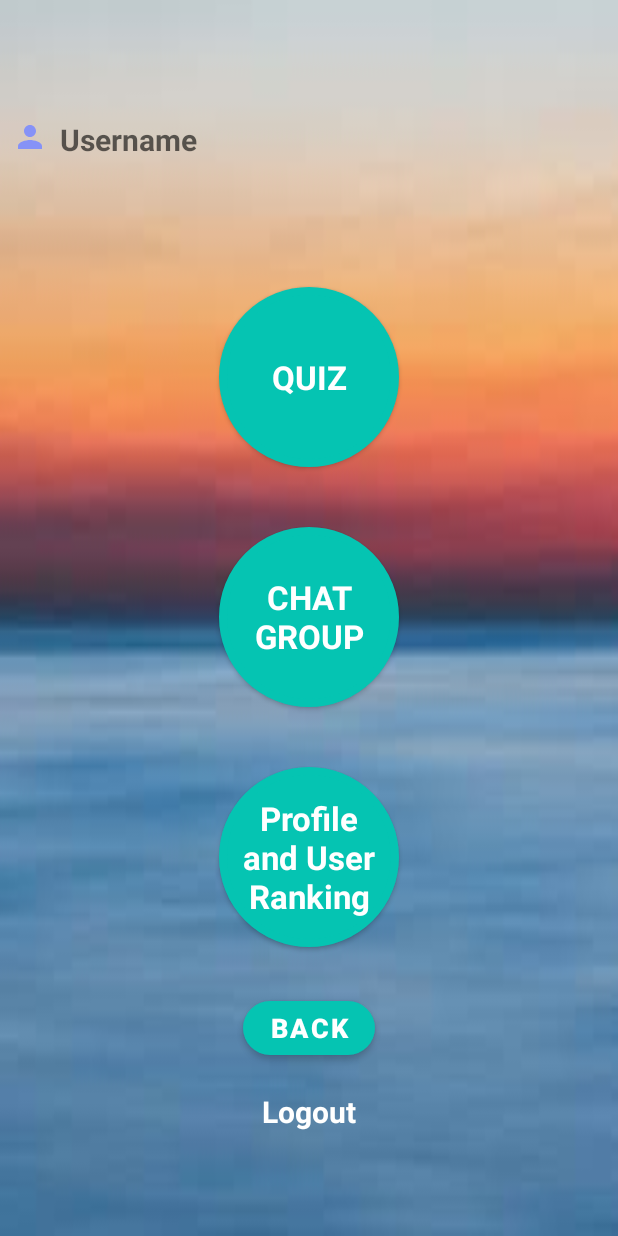
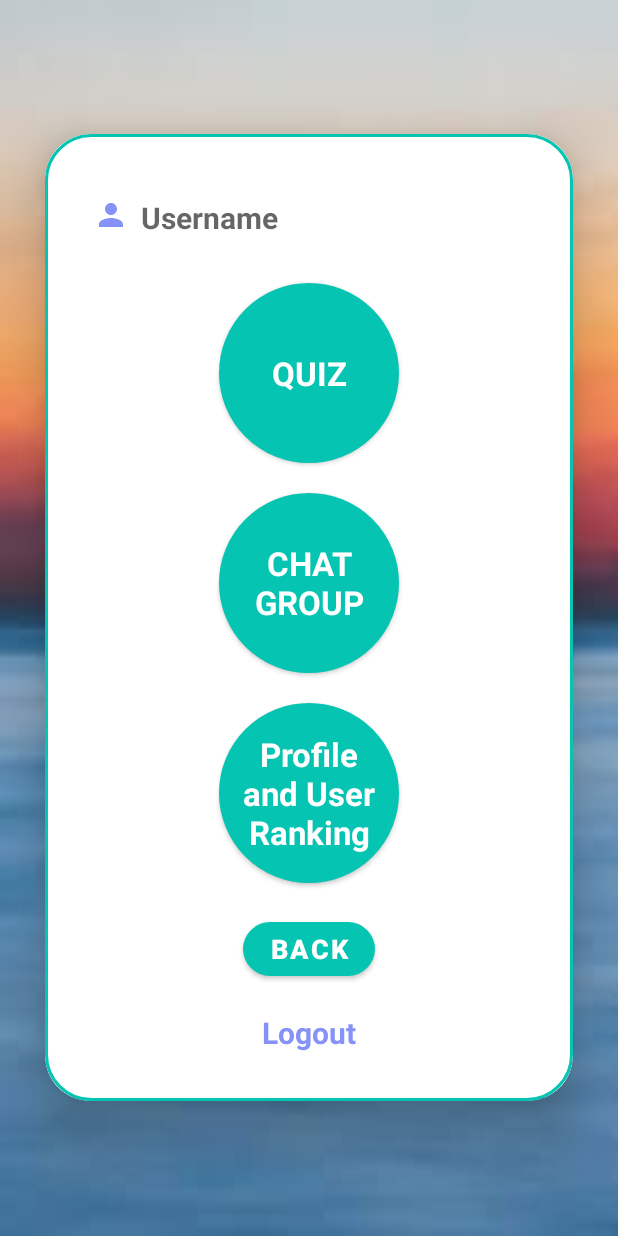
Before and after one commit to Rahulbhalerao45/Language-club-for-beginners, an Android app: the layout activity_learning.xml on its own in the app's theme, with its tools: preview values and no code run, on a phone screen of 412 x 824 dp. Run offline under Robolectric (Android 15) with nearby library versions, the phone set to English and light mode, and no system bars.

Commit message:
Initial Commit

```diff
--- a/app/build.gradle
+++ b/app/build.gradle
@@ -11,8 +11,8 @@ android {
         applicationId "com.project.majorproject"
         minSdk 26
         targetSdk 33
-        versionCode 1
-        versionName "1.0"
+        versionCode 2
+        versionName "2.0"
 
         testInstrumentationRunner "androidx.test.runner.AndroidJUnitRunner"
     }
--- a/app/src/main/res/layout/activity_learning.xml
+++ b/app/src/main/res/layout/activity_learning.xml
@@ -8,6 +8,21 @@
     android:gravity="center"
     android:background="@drawable/background6"
     tools:context="com.project.majorproject.Learning">
+
+    <androidx.cardview.widget.CardView
+        android:layout_width="match_parent"
+        android:layout_height="wrap_content"
+        android:layout_margin="30dp"
+        app:cardCornerRadius="30dp"
+        app:cardElevation="20dp">
+
+        <LinearLayout
+            android:layout_width="match_parent"
+            android:layout_height="wrap_content"
+            android:orientation="vertical"
+            android:layout_gravity="center_horizontal"
+            android:padding="24dp"
+            android:background="@drawable/lavender_border">
 
 
     <TextView
@@ -24,7 +39,7 @@
         android:textColor="@color/black"/>
     <TextView
         android:layout_width="400dp"
-        android:layout_height="50dp"
+        android:layout_height="5dp"
         android:id="@+id/language_view"
         android:text=""
         android:layout_gravity="center"
@@ -37,9 +52,10 @@
                 android:id="@+id/quiz_button"
                 android:layout_width="120dp"
                 android:layout_height="120dp"
-                android:layout_margin="20dp"
+                android:layout_margin="10dp"
                 android:textStyle="bold"
                 android:textAlignment="center"
+                android:layout_gravity="center"
                 android:verticalScrollbarPosition="right"
                 android:padding="10dp"
                 android:text="QUIZ"
@@ -49,8 +65,10 @@
             <Button
         android:layout_width="120dp"
         android:layout_height="120dp"
-        android:layout_margin="20dp"
+        android:layout_margin="10dp"
         android:text="CHAT GROUP"
+        android:layout_gravity="center"
+        android:verticalScrollbarPosition="right"
         android:textStyle="bold"
         android:id="@+id/chat_button"
         android:background="@drawable/circle_button"
@@ -61,9 +79,11 @@
     <Button
         android:layout_width="120dp"
         android:layout_height="120dp"
-        android:layout_margin="20dp"
+        android:layout_margin="10dp"
         android:text="Profile and User Ranking"
         android:textStyle="bold"
+        android:layout_gravity="center"
+        android:verticalScrollbarPosition="right"
         android:id="@+id/profile_button"
         android:background="@drawable/circle_button"
         android:textAppearance="?android:textAppearanceLarge"
@@ -89,6 +109,9 @@
                 android:padding="8dp"
                 android:layout_marginTop="10dp"
                 android:textSize="20sp"
-                android:textColor="@color/white"/>
+                android:textColor="@color/lavender"/>
+
+        </LinearLayout>
+    </androidx.cardview.widget.CardView>
 
 </LinearLayout>
```
